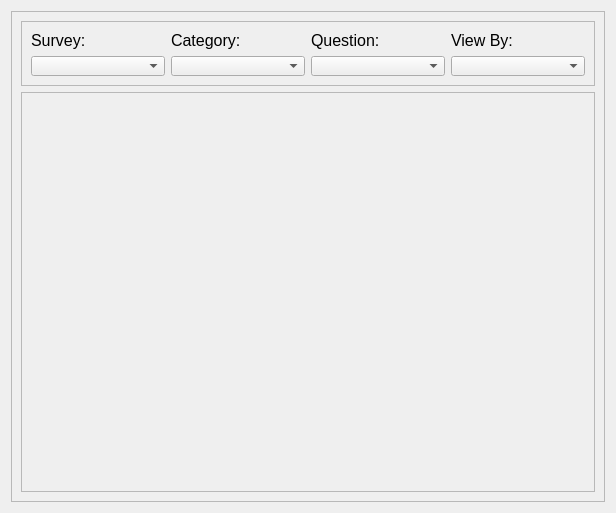
The window that src/ui_design/graph_widget.ui (mikukula/SAT) describes before a commit, drawn with Qt 5.
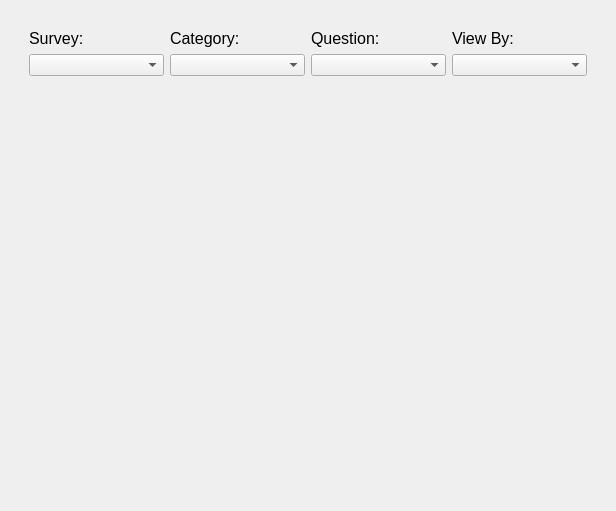
The same window after the commit.

Commit message: frame borders removed

```diff
--- a/src/ui_design/graph_widget.ui
+++ b/src/ui_design/graph_widget.ui
@@ -17,7 +17,7 @@
    <item>
     <widget class="QFrame" name="frame">
      <property name="frameShape">
-      <enum>QFrame::StyledPanel</enum>
+      <enum>QFrame::NoFrame</enum>
      </property>
      <property name="frameShadow">
       <enum>QFrame::Raised</enum>
@@ -32,7 +32,7 @@
          </size>
         </property>
         <property name="frameShape">
-         <enum>QFrame::StyledPanel</enum>
+         <enum>QFrame::NoFrame</enum>
         </property>
         <property name="frameShadow">
          <enum>QFrame::Raised</enum>
@@ -97,7 +97,7 @@
          </size>
         </property>
         <property name="frameShape">
-         <enum>QFrame::StyledPanel</enum>
+         <enum>QFrame::NoFrame</enum>
         </property>
         <property name="frameShadow">
          <enum>QFrame::Raised</enum>
```
Left out of the diff: 20 changed lines with no effect on the pictures. The commit also changes 9 other files.
